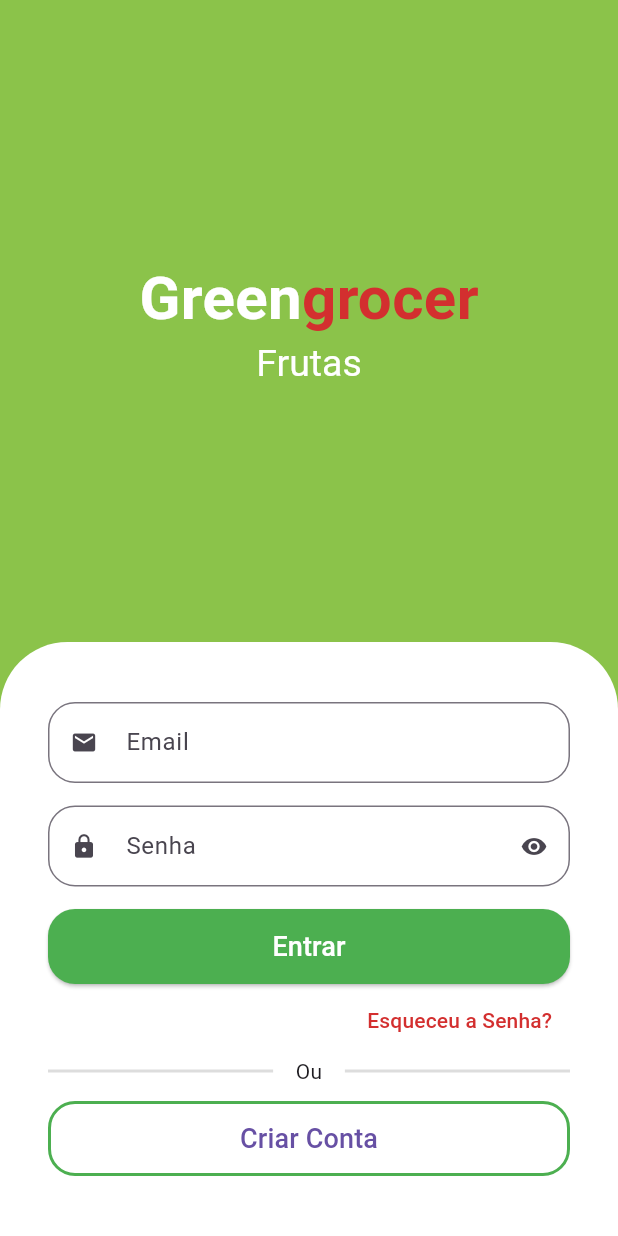
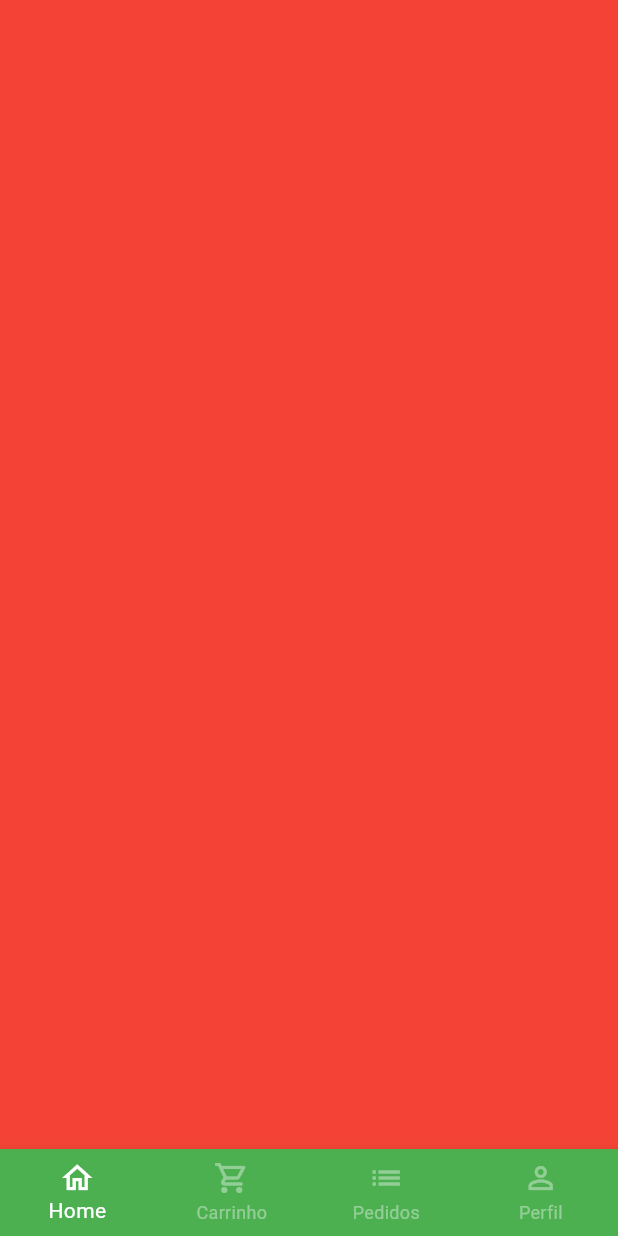
Before and after one commit to piedro404/quitanda-curso-flutter, a Flutter app: the screen it shows after launch, after a tap on "Entrar", on a phone screen of 412 x 824 dp. Run offline on Flutter 3.47's test engine with Material 3 defaults, Android fonts, the phone set to English and light mode, and no system bars; drawn by our look-alikes of animated_text_kit; our stand-ins replace mask_text_input_formatter.

Commit message:
feat: :seedling: Add Navigator Home Page

```diff
--- a/lib/src/auth/sign_in_screen.dart
+++ b/lib/src/auth/sign_in_screen.dart
@@ -5,6 +5,7 @@ import 'package:flutter/rendering.dart';
 import 'package:flutter/widgets.dart';
 import 'package:quitanda/src/auth/components/custom_text_field.dart';
 import 'package:quitanda/src/auth/sign_up_screen.dart';
+import 'package:quitanda/src/base/base_screen.dart';
 import 'package:quitanda/src/config/custom_colors.dart';
 
 class SignInScreen extends StatelessWidget {
@@ -12,7 +13,6 @@ class SignInScreen extends StatelessWidget {
 
   @override
   Widget build(BuildContext context) {
-
     final size = MediaQuery.of(context).size;
 
     return Scaffold(
@@ -57,7 +57,10 @@ class SignInScreen extends StatelessWidget {
                         style: const TextStyle(
                           fontSize: 25,
                         ),
-                        child: AnimatedTextKit(pause: Duration.zero, repeatForever: true, animatedTexts: [
+                        child: AnimatedTextKit(
+                            pause: Duration.zero,
+                            repeatForever: true,
+                            animatedTexts: [
                               FadeAnimatedText("Frutas"),
                               FadeAnimatedText("Verduras"),
                               FadeAnimatedText("Legumes"),
@@ -104,7 +107,13 @@ class SignInScreen extends StatelessWidget {
                           backgroundColor: Colors.green,
                         ),
                         onPressed: () {
-                          // Adicione aqui a ação do botão
+                          Navigator.of(context).pushReplacement(
+                            MaterialPageRoute(
+                              builder: (e) {
+                                return const BaseScreen();
+                              },
+                            ),
+                          );
                         },
                         child: const Text(
                           "Entrar",
@@ -165,13 +174,10 @@ class SignInScreen extends StatelessWidget {
                                 width: 2,
                               )),
                           onPressed: () {
-                            Navigator.of(context).push(
-                              MaterialPageRoute(
-                                builder: (e) {
+                            Navigator.of(context)
+                                .push(MaterialPageRoute(builder: (e) {
                               return SignUpScreen();
-                                }
-                              )
-                            );
+                            }));
                           },
                           child: const Text(
                             "Criar Conta",
--- /dev/null
+++ b/lib/src/base/base_screen.dart
@@ -0,0 +1,60 @@
+import 'package:flutter/material.dart';
+
+class BaseScreen extends StatefulWidget {
+  const BaseScreen({super.key});
+
+  @override
+  State<BaseScreen> createState() => _BaseScreenState();
+}
+
+class _BaseScreenState extends State<BaseScreen> {
+  int currentIndex = 0;
+  final pageController = PageController();
+
+  @override
+  Widget build(BuildContext context) {
+    return Scaffold(
+      body: PageView(
+        physics: const NeverScrollableScrollPhysics(),
+        controller: pageController,
+        children: [
+          Container(color: Colors.red,),
+          Container(color: Colors.white,),
+          Container(color: Colors.green,),
+          Container(color: Colors.yellow,),
+        ],
+      ),
+      bottomNavigationBar: BottomNavigationBar(
+        currentIndex: currentIndex,
+        type: BottomNavigationBarType.fixed,
+        backgroundColor: Colors.green,
+        selectedItemColor: Colors.white,
+        unselectedItemColor: Colors.white.withAlpha(100),
+        onTap: (idx) {
+          setState(() {
+            currentIndex = idx;
+            pageController.jumpToPage(idx);
+          });
+        },
+        items: [
+          BottomNavigationBarItem(
+            icon: Icon(Icons.home_outlined),
+            label: "Home",
+          ),
+          BottomNavigationBarItem(
+            icon: Icon(Icons.shopping_cart_outlined),
+            label: "Carrinho",
+          ),
+          BottomNavigationBarItem(
+            icon: Icon(Icons.list),
+            label: "Pedidos",
+          ),
+          BottomNavigationBarItem(
+            icon: Icon(Icons.person_outline),
+            label: "Perfil",
+          ),
+        ],
+      ),
+    );
+  }
+}
```
Lines whose indentation alone changed are shown as unchanged.
